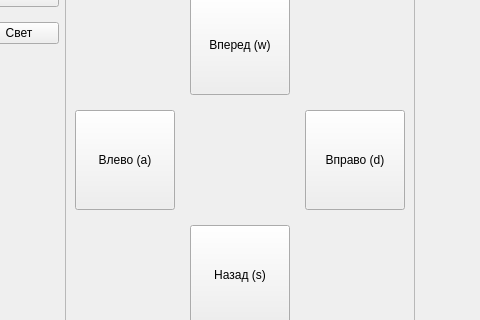
Old version of the form forms/bluetoothmode.ui in the repository woronin/smartcar; both pictures show x 110 to 590 and y 213 to 533 of the 1082 by 709 pixel window.
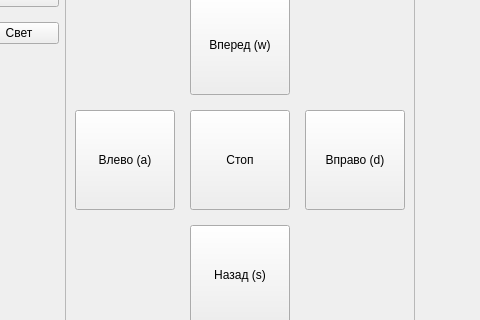
New version of the form. Icons and pictures are not drawn.

Commit message: add Stop button to bluetooth mode

The edit to the form file:
```diff
--- a/forms/bluetoothmode.ui
+++ b/forms/bluetoothmode.ui
@@ -312,6 +312,25 @@
             </property>
            </widget>
           </item>
+          <item row="1" column="2">
+           <widget class="QPushButton" name="BStop">
+            <property name="sizePolicy">
+             <sizepolicy hsizetype="Fixed" vsizetype="Fixed">
+              <horstretch>0</horstretch>
+              <verstretch>0</verstretch>
+             </sizepolicy>
+            </property>
+            <property name="minimumSize">
+             <size>
+              <width>100</width>
+              <height>100</height>
+             </size>
+            </property>
+            <property name="text">
+             <string>Стоп</string>
+            </property>
+           </widget>
+          </item>
          </layout>
         </widget>
        </item>
```
The commit also changes 1 other file.
